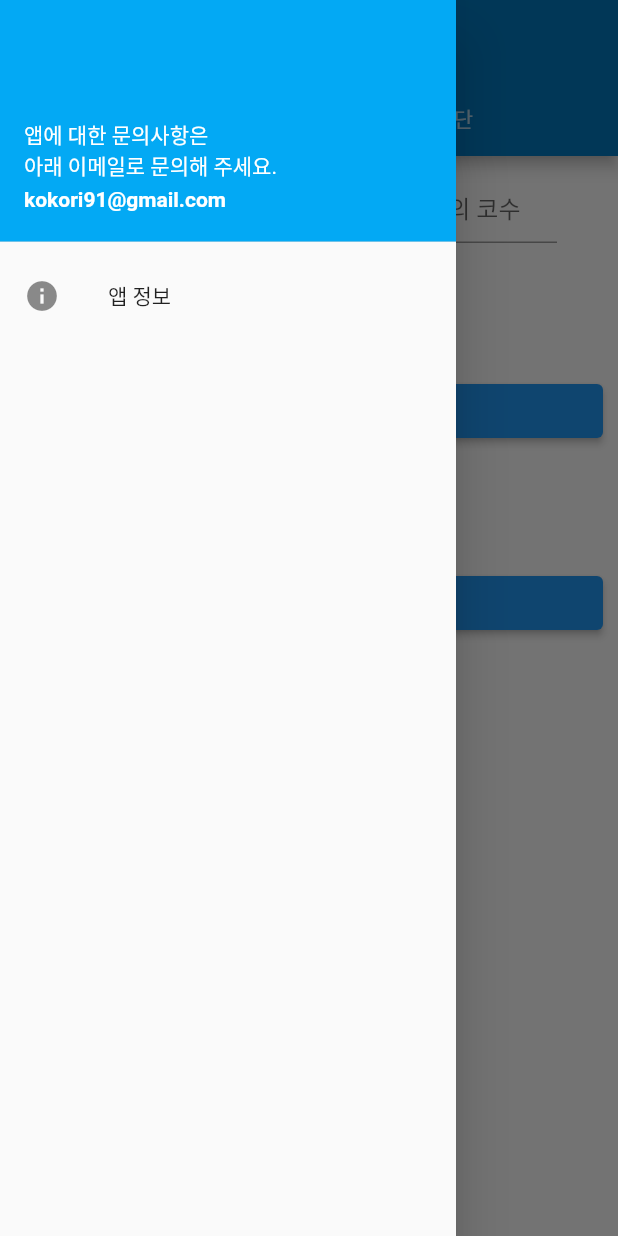
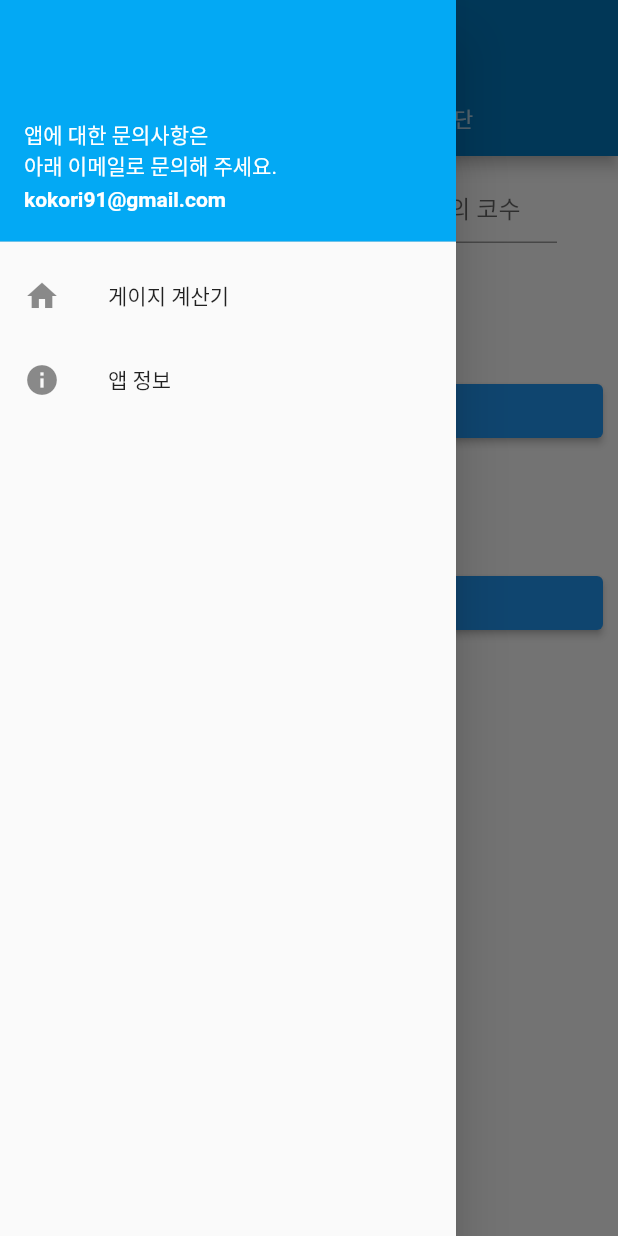
Before and after one commit to kokorii/my_gague, a Flutter app: the screen it shows after launch, with the side drawer open, on a phone screen of 412 x 824 dp. Run offline on Flutter 3.47's test engine with Material 2 defaults, Android fonts, the phone set to English and light mode, and no system bars.

Commit message:
왼쪽 네비메뉴에 홈으로 게이지 계산기 추가

```diff
--- a/lib/main.dart
+++ b/lib/main.dart
@@ -61,16 +61,16 @@ class _MyGagueState extends State<MyGagueApp> {
                     ),
                   ),
                 ),
-                // ListTile(
-                //   leading: Icon(
-                //     Icons.home,
-                //   ),
-                //   title: const Text('게이지란?'),
-                //   onTap: () {
-                //     Navigator.pop(context);
-                //     RowPage();
-                //   },
-                // ),
+                ListTile(
+                  leading: Icon(
+                    Icons.home,
+                  ),
+                  title: const Text('게이지 계산기'),
+                  onTap: () {
+                    Navigator.pop(context);
+                    RowPage();
+                  },
+                ),
                 // ListTile(
                 //   leading: Icon(
                 //     Icons.train,
```
